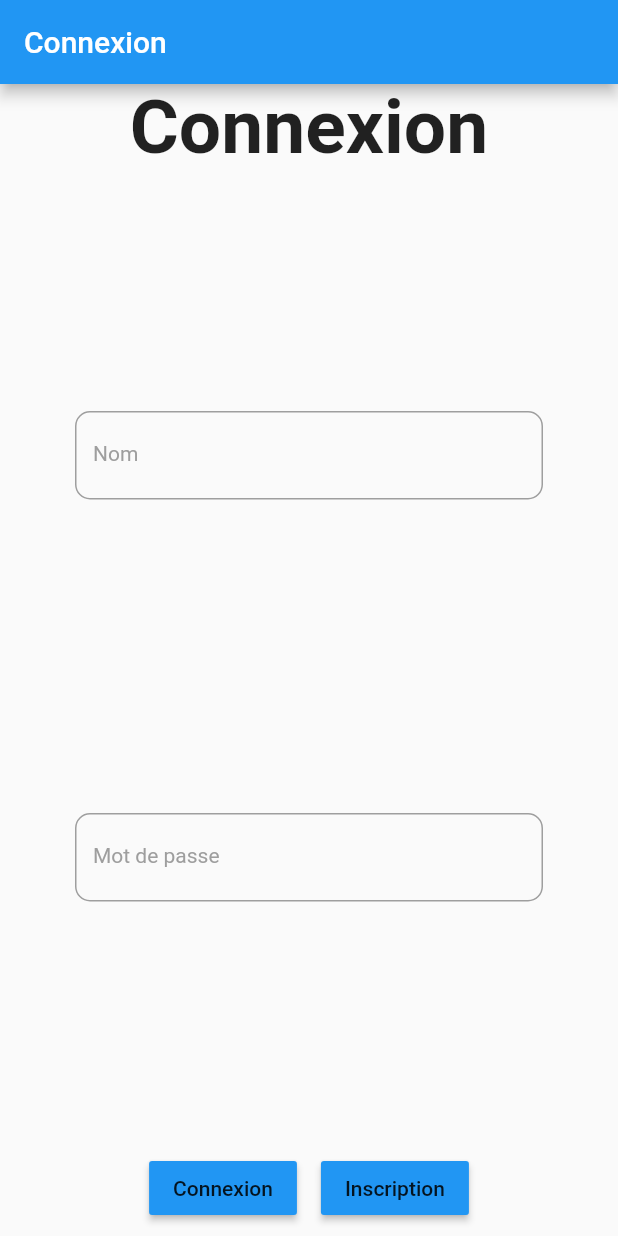
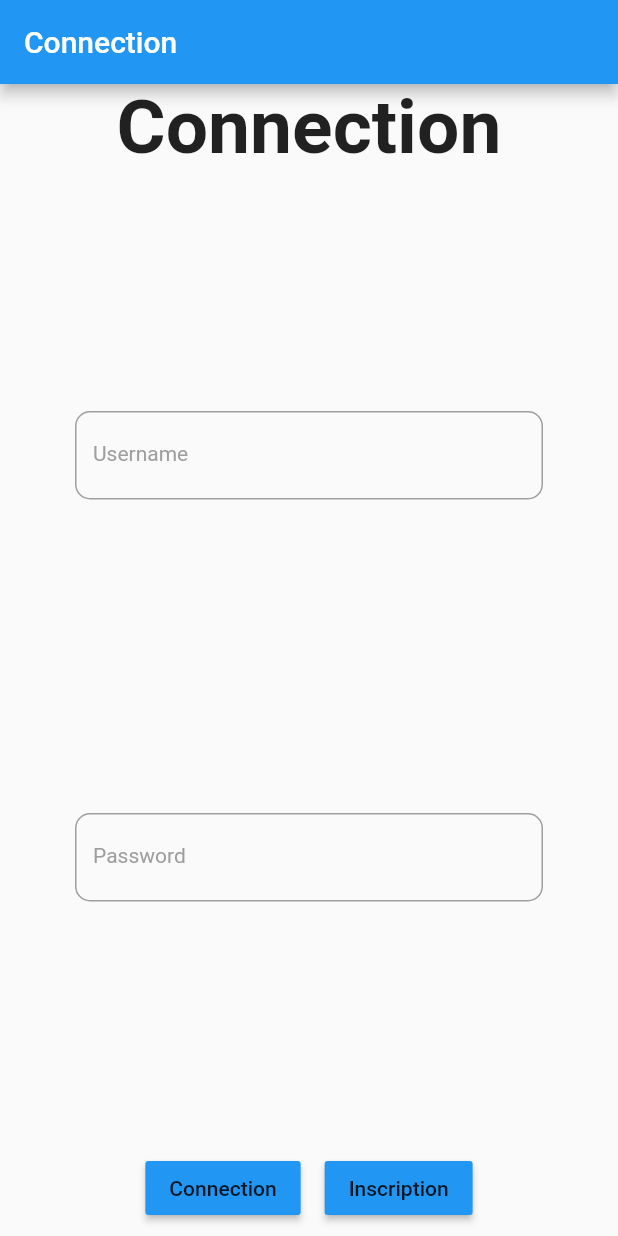
Before and after one commit to Joyce0501/A21-4205N6-KickMyFlutter-Nouteji, a Flutter app: the screen it shows after launch, on a phone screen of 412 x 824 dp. Run offline on Flutter 3.47's test engine with Material 2 defaults, Android fonts, the phone set to English and light mode, and no system bars; our stand-ins replace cookie_jar, dio, dio_cookie_manager; missing offline and left inert: dart:ffi.

Commit message:
Init internationalisation

```diff
--- /dev/null
+++ b/kick_my_flutter/assets/i18n/en.json
@@ -0,0 +1,7 @@
+{
+  "Connexion" : "Connection",
+  "Inscription" : "Inscription",
+  "Nom" : "Username",
+  "Mot de passe" : "Password",
+  "Confirmaton du mot de passe" : "Password confirmation"
+}
--- a/kick_my_flutter/lib/ecran_connexion.dart
+++ b/kick_my_flutter/lib/ecran_connexion.dart
@@ -6,6 +6,7 @@ import 'package:kick_my_flutter/transfer.dart';
 
 import 'ecran_accueil.dart';
 import 'ecran_creation.dart';
+import 'i18n/intl_localization.dart';
 import 'lib_http.dart';
 
 class EcranConnexion extends StatefulWidget {
@@ -28,13 +29,13 @@ class _EcranConnexionState extends State<EcranConnexion> {
       appBar: AppBar(
         // Here we take the value from the MyHomePage object that was created by
         // the App.build method, and use it to set our appbar title.
-        title: Text('Connexion'),
+        title: Text(Locs.of(context).trans('Connexion')),
       ),
       body: Column(
 
         mainAxisAlignment: MainAxisAlignment.spaceBetween,
         children: <Widget>[
-          Text("Connexion", style: TextStyle(fontWeight: FontWeight.bold, fontSize: 50)),
+          Text(Locs.of(context).trans('Connexion'), style: TextStyle(fontWeight: FontWeight.bold, fontSize: 50)),
 
           // const Text(
           //   'Nom',
@@ -42,7 +43,7 @@ class _EcranConnexionState extends State<EcranConnexion> {
           Padding(
             padding: const EdgeInsets.all(50),
             child: TextFormField(
-              decoration: InputDecoration(labelText: "Nom",
+              decoration: InputDecoration(labelText: Locs.of(context).trans('Nom'),
                   labelStyle: TextStyle(fontSize: 14, color: Colors.grey),
                   enabledBorder: OutlineInputBorder(
                     borderRadius: BorderRadius.circular(10),
@@ -61,7 +62,7 @@ class _EcranConnexionState extends State<EcranConnexion> {
           Padding(
             padding: const EdgeInsets.all(50),
             child: TextFormField(
-              decoration: InputDecoration(labelText: "Mot de passe",
+              decoration: InputDecoration(labelText: Locs.of(context).trans('Mot de passe'),
               labelStyle: TextStyle(fontSize: 14, color: Colors.grey),
               enabledBorder: OutlineInputBorder(
                 borderRadius: BorderRadius.circular(10),
@@ -82,7 +83,7 @@ class _EcranConnexionState extends State<EcranConnexion> {
                 padding: const EdgeInsets.all(8.0),
                 child: Expanded(
                   child: MaterialButton(
-                    child: Text('Connexion'),
+                    child: Text(Locs.of(context).trans('Connexion')),
                     color: Colors.blue,
                     onPressed: () async {
 
@@ -132,7 +133,7 @@ class _EcranConnexionState extends State<EcranConnexion> {
                         ),
                       );
                     },
-                    child: Text('Inscription'),
+                    child: Text(Locs.of(context).trans('Inscription')),
                     color: Colors.blue,
                   ),
                 ),
--- a/kick_my_flutter/lib/ecran_inscription.dart
+++ b/kick_my_flutter/lib/ecran_inscription.dart
@@ -5,6 +5,7 @@ import 'package:dio/dio.dart';
 import 'package:kick_my_flutter/transfer.dart';
 
 import 'ecran_accueil.dart';
+import 'i18n/intl_localization.dart';
 import 'lib_http.dart';
 
 class EcranInscription extends StatefulWidget {
@@ -121,7 +122,7 @@ class _EcranInscriptionState extends State<EcranInscription> {
           Padding(
             padding: const EdgeInsets.all(50),
             child: TextFormField(
-              decoration: InputDecoration(labelText: "Confirmaton du mot de passe",
+              decoration: InputDecoration(labelText: 'Confirmaton du mot de passe',
                   labelStyle: TextStyle(fontSize: 14, color: Colors.grey),
                   enabledBorder: OutlineInputBorder(
                     borderRadius: BorderRadius.circular(10),
--- /dev/null
+++ b/kick_my_flutter/lib/i18n/intl_delegate.dart
@@ -0,0 +1,25 @@
+import 'dart:async';
+
+import 'package:flutter/material.dart';
+
+import 'intl_localization.dart';
+
+class DemoDelegate extends LocalizationsDelegate<Locs> {
+  const DemoDelegate();
+
+  // TODO exo test si necesasire au bon fonctionnement IOS/Android EN/FR
+  @override
+  bool isSupported(Locale locale) => ['fr', 'en'].contains(locale.languageCode);
+
+  @override
+  Future<Locs> load(Locale locale) async {
+    // TODO appeler la local
+    Locs localizations = Locs(locale);
+    await localizations.load();
+    return localizations;
+  }
+
+  // TODO test si necessaire et qu'est-ce que ca fait?
+  @override
+  bool shouldReload(DemoDelegate old) => false;
+}
--- /dev/null
+++ b/kick_my_flutter/lib/i18n/intl_localization.dart
@@ -0,0 +1,34 @@
+import 'dart:async';
+import 'dart:convert';
+
+import 'package:flutter/material.dart';
+import 'package:flutter/services.dart';
+
+class Locs {
+  Locs(this.locale);
+
+  final Locale locale;
+
+  static Locs of(BuildContext context) {
+    return Localizations.of<Locs>(context, Locs)!;
+  }
+
+  Map<String, String> _sentences = Map();
+
+  Future<bool> load() async {
+    // recupere le JSON depuis l'url
+    String data = await rootBundle.loadString('assets/i18n/${this.locale.languageCode}.json');
+    // decode la string via json
+    Map<String, dynamic> _result = json.decode(data);
+    // copie les couples dans une map en memoire
+    this._sentences = new Map();
+    _result.forEach((String key, dynamic value) {
+      this._sentences[key] = value.toString();
+    });
+    return true;
+  }
+
+  String trans(String key) {
+    return this._sentences[key]!;
+  }
+}
--- a/kick_my_flutter/lib/main.dart
+++ b/kick_my_flutter/lib/main.dart
@@ -1,4 +1,5 @@
 import 'package:flutter/material.dart';
+import 'package:flutter_localizations/flutter_localizations.dart';
 import 'package:kick_my_flutter/ecran_connexion.dart';
 import 'package:kick_my_flutter/ecran_consultation.dart';
 import 'package:kick_my_flutter/ecran_inscription.dart';
@@ -6,6 +7,7 @@ import 'package:kick_my_flutter/ecran_inscription.dart';
 
 import 'ecran_accueil.dart';
 import 'ecran_creation.dart';
+import 'i18n/intl_delegate.dart';
 
 void main() {runApp(MyApp());}
 
@@ -14,8 +16,26 @@ class MyApp extends StatelessWidget {
   @override
   Widget build(BuildContext context) {
     return MaterialApp(
+
+
+      // TODO enregistrer les delegate pour la traduction
+      localizationsDelegates: [
+        DemoDelegate(),
+        GlobalMaterialLocalizations.delegate,
+        GlobalWidgetsLocalizations.delegate,
+        GlobalCupertinoLocalizations.delegate,
+      ],
+      // TODO annoncer les locales qui sont gerees
+      supportedLocales: [
+        const Locale('en'),
+        const Locale('fr'),
+      ],
+
+    //  title: 'Flutter Demo',
+
       home: EcranConnexion(),
       routes: routes(),
+
     );
   }
 
--- a/kick_my_flutter/pubspec.yaml
+++ b/kick_my_flutter/pubspec.yaml
@@ -33,6 +33,8 @@ dependencies:
   dio_cookie_manager: ^2.0.0
   json_annotation: ^4.0.1
   intl: ^0.17.0
+  flutter_localizations: # TODO ajouter ces 2 lignes
+    sdk: flutter
 
 
   # The following adds the Cupertino Icons font to your application.
@@ -64,6 +66,8 @@ flutter:
   # included with your application, so that you can use the icons in
   # the material Icons class.
   uses-material-design: true
+  assets:
+    - assets/i18n/
 
   # To add assets to your application, add an assets section, like this:
   # assets:
```
Also changed, not shown: kick_my_flutter/assets/i18n/fr.json (added, +7 -0 lines), kick_my_flutter/pubspec.lock.
